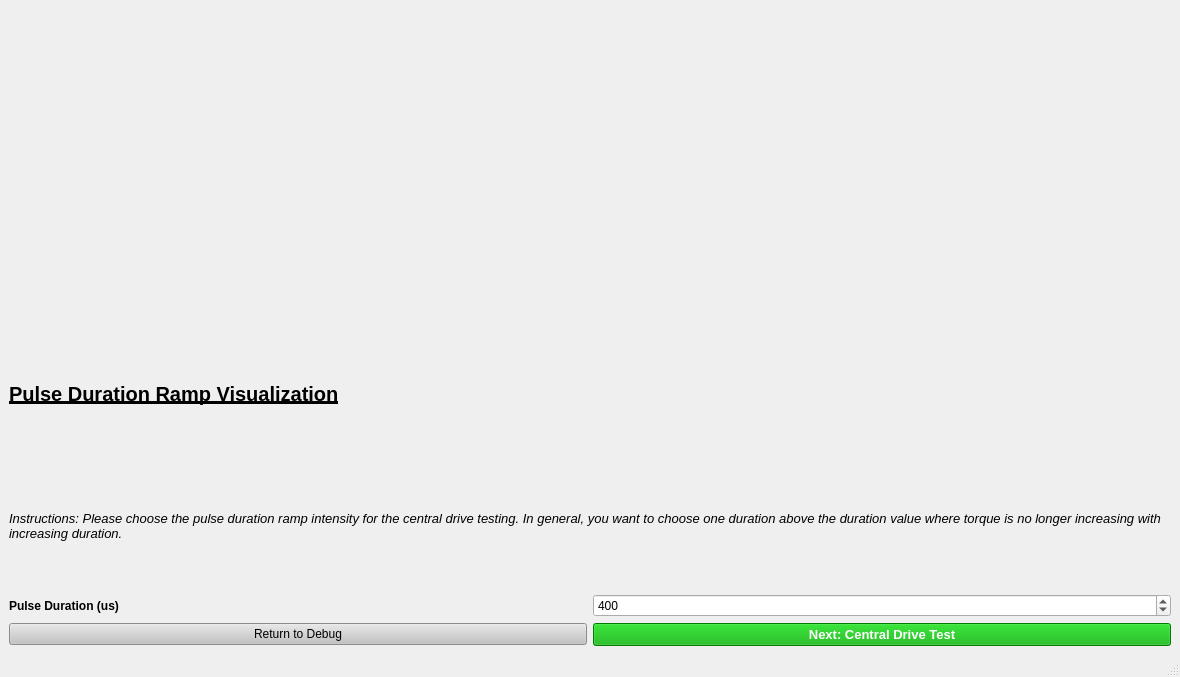
Qt form resources/_CD_GUI_PDRamp_Visualization_Formed_Clinician.ui (jontalvarez/central-drive) before a commit.
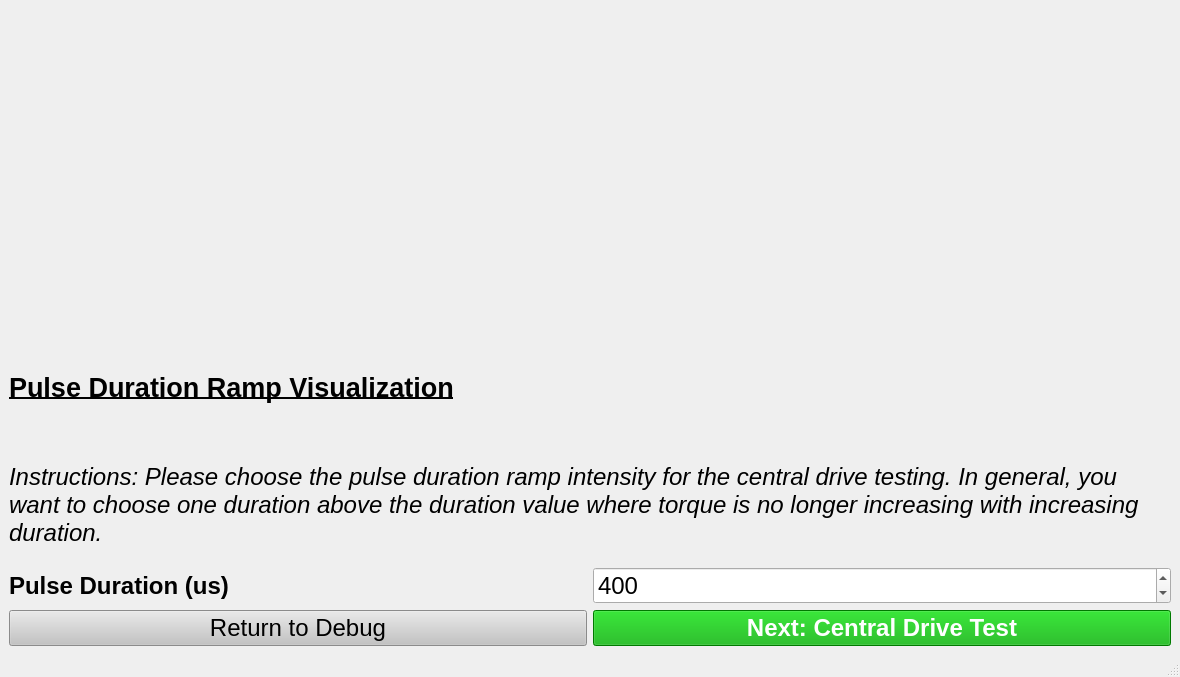
The same form after that commit.

Commit message: rpi clinician gui changes

The edit to the form file:
```diff
--- a/resources/_CD_GUI_PDRamp_Visualization_Formed_Clinician.ui
+++ b/resources/_CD_GUI_PDRamp_Visualization_Formed_Clinician.ui
@@ -30,7 +30,7 @@
        <widget class="QLabel" name="label">
         <property name="font">
          <font>
-          <pointsize>15</pointsize>
+          <pointsize>20</pointsize>
           <weight>75</weight>
           <bold>true</bold>
           <underline>true</underline>
@@ -45,7 +45,7 @@
        <widget class="QLabel" name="label_2">
         <property name="font">
          <font>
-          <pointsize>10</pointsize>
+          <pointsize>18</pointsize>
           <italic>true</italic>
          </font>
         </property>
@@ -59,6 +59,11 @@
       </item>
       <item row="2" column="1">
        <widget class="QSpinBox" name="desiredDuration_sp">
+        <property name="font">
+         <font>
+          <pointsize>18</pointsize>
+         </font>
+        </property>
         <property name="minimum">
          <number>50</number>
         </property>
@@ -77,6 +82,7 @@
        <widget class="QLabel" name="label_3">
         <property name="font">
          <font>
+          <pointsize>18</pointsize>
           <weight>75</weight>
           <bold>true</bold>
          </font>
@@ -88,6 +94,11 @@
       </item>
       <item row="3" column="0">
        <widget class="QPushButton" name="returnToMain_pb">
+        <property name="font">
+         <font>
+          <pointsize>18</pointsize>
+         </font>
+        </property>
         <property name="styleSheet">
          <string notr="true">background-color: rgb(195, 195, 195);</string>
         </property>
@@ -100,7 +111,7 @@
        <widget class="QPushButton" name="nextCDTest_pb">
         <property name="font">
          <font>
-          <pointsize>10</pointsize>
+          <pointsize>18</pointsize>
           <weight>75</weight>
           <bold>true</bold>
          </font>
```
Left out of the diff: 2 changed lines with no effect on the pictures. The commit also changes 5 other files.
